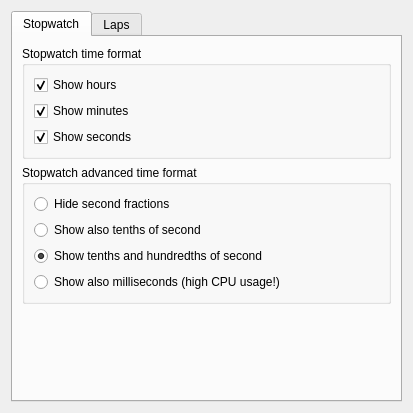
Before: the Qt Designer form src/widgets/generalsettings.ui in KDE/kronometer, drawn with Qt 5.
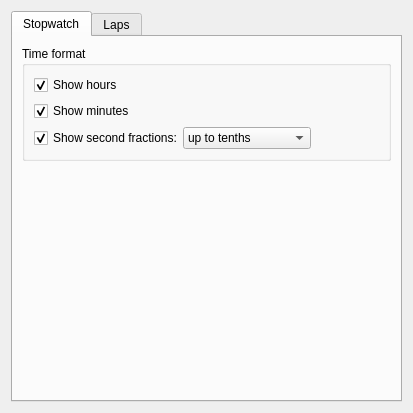
After: the same form once the commit is applied. The open tabs and pages were chosen to show the change.

Commit message:
Prevent seconds hiding
The GeneralSettings widget and the TimeFormat class have been redesigned so
that the seconds are always showed in the stopwatch display. This prevents the
user to completely hide the digits, making the stopwatch useless.

What changed in the file:
```diff
--- a/src/widgets/generalsettings.ui
+++ b/src/widgets/generalsettings.ui
@@ -33,7 +33,7 @@
           </size>
          </property>
          <property name="title">
-          <string>Stopwatch time format</string>
+          <string>Time format</string>
          </property>
          <layout class="QVBoxLayout" name="verticalLayout_2">
           <item>
@@ -63,74 +63,69 @@
            </widget>
           </item>
           <item>
-           <widget class="QCheckBox" name="kcfg_showSeconds">
+           <widget class="QWidget" name="widget" native="true">
+            <layout class="QHBoxLayout" name="horizontalLayout">
+             <property name="spacing">
+              <number>0</number>
+             </property>
+             <property name="leftMargin">
+              <number>0</number>
+             </property>
+             <property name="topMargin">
+              <number>0</number>
+             </property>
+             <property name="rightMargin">
+              <number>0</number>
+             </property>
+             <property name="bottomMargin">
+              <number>0</number>
+             </property>
+             <item>
+              <widget class="QCheckBox" name="kcfg_showSecondFractions">
             <property name="toolTip">
              <string>Whether to show seconds in the stopwatch</string>
             </property>
             <property name="text">
-             <string>Show seconds</string>
+                <string>Show second fractions:</string>
             </property>
             <property name="checked">
              <bool>true</bool>
             </property>
            </widget>
           </item>
-         </layout>
+             <item>
+              <widget class="QComboBox" name="kcfg_fractionsType">
+               <item>
+                <property name="text">
+                 <string>up to tenths</string>
+                </property>
+               </item>
+               <item>
+                <property name="text">
+                 <string>up to hundredths</string>
+                </property>
+               </item>
+               <item>
+                <property name="text">
+                 <string>up to milliseconds</string>
+                </property>
+               </item>
         </widget>
        </item>
        <item>
-        <widget class="QGroupBox" name="groupBox_2">
-         <property name="minimumSize">
+              <spacer name="horizontalSpacer">
+               <property name="orientation">
+                <enum>Qt::Horizontal</enum>
+               </property>
+               <property name="sizeHint" stdset="0">
           <size>
-           <width>369</width>
-           <height>0</height>
-          </size>
-         </property>
-         <property name="title">
-          <string>Stopwatch advanced time format</string>
-         </property>
-         <layout class="QVBoxLayout" name="verticalLayout_6">
-          <item>
-           <widget class="QRadioButton" name="kcfg_stopToSeconds">
-            <property name="toolTip">
-             <string>Whether to hide second fractions in the stopwatch</string>
-            </property>
-            <property name="text">
-             <string>Hide second fractions</string>
-            </property>
-           </widget>
-          </item>
-          <item>
-           <widget class="QRadioButton" name="kcfg_showTenths">
-            <property name="toolTip">
-             <string>Whether to show tenths of second in the stopwatch</string>
-            </property>
-            <property name="text">
-             <string>Show also tenths of second</string>
-            </property>
-           </widget>
-          </item>
-          <item>
-           <widget class="QRadioButton" name="kcfg_showHundredths">
-            <property name="toolTip">
-             <string>Whether to show tenths and hundredths of second in the stopwatch</string>
-            </property>
-            <property name="text">
-             <string>Show tenths and hundredths of second</string>
-            </property>
-            <property name="checked">
-             <bool>true</bool>
-            </property>
-           </widget>
-          </item>
-          <item>
-           <widget class="QRadioButton" name="kcfg_showMilliseconds">
-            <property name="toolTip">
-             <string>Whether to show milliseconds in the stopwatch. It requires an high CPU usage because the GUI is refreshed every millisecond</string>
-            </property>
-            <property name="text">
-             <string>Show also milliseconds (high CPU usage!)</string>
-            </property>
+                 <width>40</width>
+                 <height>20</height>
+                </size>
+               </property>
+              </spacer>
+             </item>
+            </layout>
            </widget>
           </item>
          </layout>
```
Left out of the diff: 107 changed lines with no effect on the pictures. Lines whose indentation alone changed are shown as unchanged. The commit also changes 10 other files.
